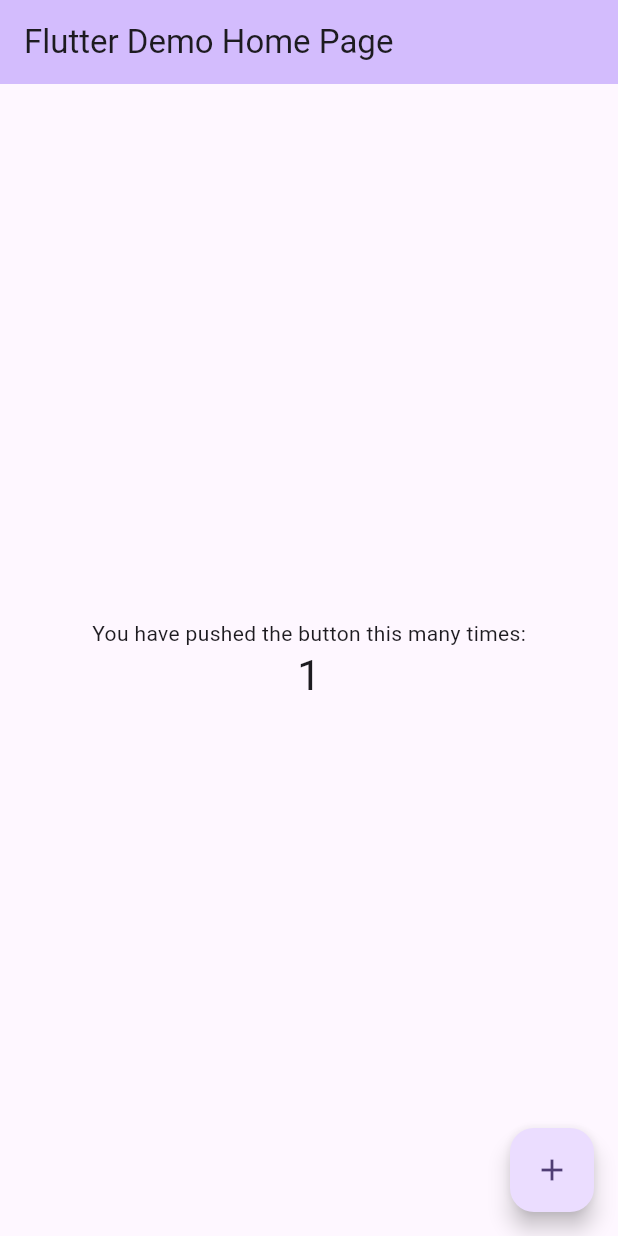
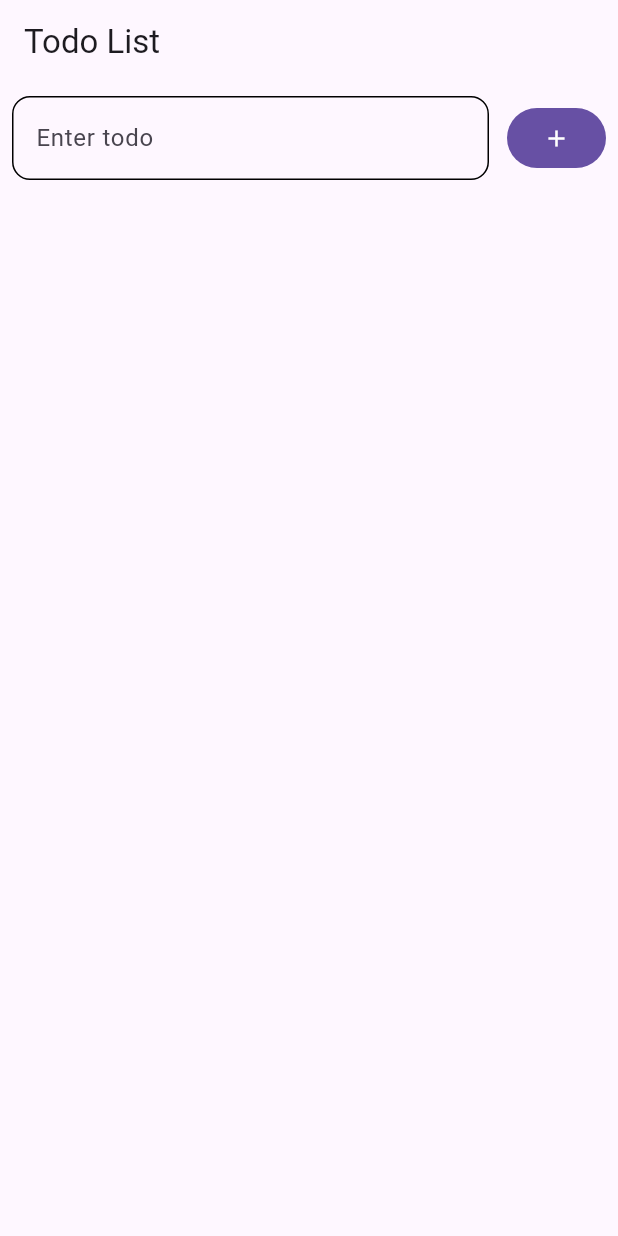
Before and after one commit to parthiv0408/flutter-provider, a Flutter app: the screen it shows after launch, after a tap on the "add" icon, on a phone screen of 412 x 824 dp. Run offline on Flutter 3.47's test engine with Material 3 defaults, Android fonts, the phone set to English and light mode, and no system bars.

Commit message:
Add Todo App

```diff
--- a/analysis_options.yaml
+++ b/analysis_options.yaml
@@ -21,6 +21,18 @@ linter:
   # `// ignore_for_file: name_of_lint` syntax on the line or in the file
   # producing the lint.
   rules:
+    prefer_const_constructors: false
+    prefer_const_declarations: false
+    prefer_const_constructors_in_immutables: false
+    prefer_const_literals_to_create_immutables: false
+    prefer_interpolation_to_compose_strings: true
+    unnecessary_string_interpolations: false
+    unnecessary_brace_in_string_interps: false
+    library_private_types_in_public_api: false
+    always_use_package_imports: true
+    empty_catches: false
+    use_build_context_synchronously: false
+    use_key_in_widget_constructors: false
     # avoid_print: false  # Uncomment to disable the `avoid_print` rule
     # prefer_single_quotes: true  # Uncomment to enable the `prefer_single_quotes` rule
 
--- a/lib/main.dart
+++ b/lib/main.dart
@@ -1,125 +1,22 @@
 import 'package:flutter/material.dart';
+import 'package:flutter_provider/todo/home_screen.dart';
+import 'package:flutter_provider/todo/todo_provider.dart';
+import 'package:provider/provider.dart';
 
 void main() {
-  runApp(const MyApp());
+  runApp(
+    ChangeNotifierProvider(
+      create: (context) => TodoProvider(),
+      child: MyApp(),
+    ),
+  );
 }
 
 class MyApp extends StatelessWidget {
-  const MyApp({super.key});
-
-  // This widget is the root of your application.
   @override
   Widget build(BuildContext context) {
     return MaterialApp(
-      title: 'Flutter Demo',
-      theme: ThemeData(
-        // This is the theme of your application.
-        //
-        // TRY THIS: Try running your application with "flutter run". You'll see
-        // the application has a purple toolbar. Then, without quitting the app,
-        // try changing the seedColor in the colorScheme below to Colors.green
-        // and then invoke "hot reload" (save your changes or press the "hot
-        // reload" button in a Flutter-supported IDE, or press "r" if you used
-        // the command line to start the app).
-        //
-        // Notice that the counter didn't reset back to zero; the application
-        // state is not lost during the reload. To reset the state, use hot
-        // restart instead.
-        //
-        // This works for code too, not just values: Most code changes can be
-        // tested with just a hot reload.
-        colorScheme: ColorScheme.fromSeed(seedColor: Colors.deepPurple),
-        useMaterial3: true,
-      ),
-      home: const MyHomePage(title: 'Flutter Demo Home Page'),
+      home: HomeScreen(),
     );
   }
 }
-
-class MyHomePage extends StatefulWidget {
-  const MyHomePage({super.key, required this.title});
-
-  // This widget is the home page of your application. It is stateful, meaning
-  // that it has a State object (defined below) that contains fields that affect
-  // how it looks.
-
-  // This class is the configuration for the state. It holds the values (in this
-  // case the title) provided by the parent (in this case the App widget) and
-  // used by the build method of the State. Fields in a Widget subclass are
-  // always marked "final".
-
-  final String title;
-
-  @override
-  State<MyHomePage> createState() => _MyHomePageState();
-}
-
-class _MyHomePageState extends State<MyHomePage> {
-  int _counter = 0;
-
-  void _incrementCounter() {
-    setState(() {
-      // This call to setState tells the Flutter framework that something has
-      // changed in this State, which causes it to rerun the build method below
-      // so that the display can reflect the updated values. If we changed
-      // _counter without calling setState(), then the build method would not be
-      // called again, and so nothing would appear to happen.
-      _counter++;
-    });
-  }
-
-  @override
-  Widget build(BuildContext context) {
-    // This method is rerun every time setState is called, for instance as done
-    // by the _incrementCounter method above.
-    //
-    // The Flutter framework has been optimized to make rerunning build methods
-    // fast, so that you can just rebuild anything that needs updating rather
-    // than having to individually change instances of widgets.
-    return Scaffold(
-      appBar: AppBar(
-        // TRY THIS: Try changing the color here to a specific color (to
-        // Colors.amber, perhaps?) and trigger a hot reload to see the AppBar
-        // change color while the other colors stay the same.
-        backgroundColor: Theme.of(context).colorScheme.inversePrimary,
-        // Here we take the value from the MyHomePage object that was created by
-        // the App.build method, and use it to set our appbar title.
-        title: Text(widget.title),
-      ),
-      body: Center(
-        // Center is a layout widget. It takes a single child and positions it
-        // in the middle of the parent.
-        child: Column(
-          // Column is also a layout widget. It takes a list of children and
-          // arranges them vertically. By default, it sizes itself to fit its
-          // children horizontally, and tries to be as tall as its parent.
-          //
-          // Column has various properties to control how it sizes itself and
-          // how it positions its children. Here we use mainAxisAlignment to
-          // center the children vertically; the main axis here is the vertical
-          // axis because Columns are vertical (the cross axis would be
-          // horizontal).
-          //
-          // TRY THIS: Invoke "debug painting" (choose the "Toggle Debug Paint"
-          // action in the IDE, or press "p" in the console), to see the
-          // wireframe for each widget.
-          mainAxisAlignment: MainAxisAlignment.center,
-          children: <Widget>[
-            const Text(
-              'You have pushed the button this many times:',
-            ),
-            Text(
-              '$_counter',
-              style: Theme.of(context).textTheme.headlineMedium,
-            ),
-          ],
-        ),
-      ),
-      floatingActionButton: FloatingActionButton(
-        onPressed: _incrementCounter,
-        tooltip: 'Increment',
-        child: const Icon(Icons.add),
-      ), // This trailing comma makes auto-formatting nicer for build methods.
-    );
-  }
-}
--- /dev/null
+++ b/lib/todo/home_screen.dart
@@ -0,0 +1,89 @@
+import 'package:flutter/material.dart';
+import 'package:flutter_provider/todo/model/todo_model.dart';
+import 'package:provider/provider.dart';
+import 'todo_provider.dart';
+
+class HomeScreen extends StatefulWidget {
+  const HomeScreen({super.key});
+
+  @override
+  State<HomeScreen> createState() => _HomeScreenState();
+}
+
+class _HomeScreenState extends State<HomeScreen> {
+  final TextEditingController controller = TextEditingController();
+  OutlineInputBorder outlineInputBorder =
+      OutlineInputBorder(borderRadius: BorderRadius.all(Radius.circular(12)));
+
+  @override
+  Widget build(BuildContext context) {
+    return Scaffold(
+      appBar: AppBar(
+        title: Text('Todo List'),
+      ),
+      body: Column(
+        children: [
+          Padding(
+            padding: EdgeInsets.all(8.0),
+            child: Row(
+              children: [
+                Expanded(
+                  child: TextField(
+                    controller: controller,
+                    decoration: InputDecoration(
+                        labelText: 'Enter todo',
+                        border: outlineInputBorder,
+                        disabledBorder: outlineInputBorder,
+                        enabledBorder: outlineInputBorder),
+                  ),
+                ),
+                SizedBox(width: 12),
+                FilledButton(
+                  child: Icon(Icons.add),
+                  onPressed: () {
+                    if (controller.text.isNotEmpty) {
+                      Provider.of<TodoProvider>(context, listen: false)
+                          .addTodo(Todo(title: controller.text));
+                      controller.clear();
+                    }
+                  },
+                ),
+              ],
+            ),
+          ),
+          Expanded(
+            child: Consumer<TodoProvider>(
+              builder: (context, todoProvider, child) {
+                return ListView.builder(
+                  shrinkWrap: true,
+                  itemCount: todoProvider.todos.length,
+                  itemBuilder: (context, index) {
+                    final todo = todoProvider.todos[index];
+                    return ListTile(
+                      title: Text(
+                        todo.title,
+                        style: TextStyle(
+                            decoration: todo.isCompleted
+                                ? TextDecoration.lineThrough
+                                : TextDecoration.none),
+                      ),
+                      trailing: Checkbox(
+                        value: todo.isCompleted,
+                        onChanged: (value) {
+                          todoProvider.toggleTodoStatus(index);
+                        },
+                      ),
+                      onLongPress: () {
+                        todoProvider.removeTodo(index);
+                      },
+                    );
+                  },
+                );
+              },
+            ),
+          ),
+        ],
+      ),
+    );
+  }
+}
--- /dev/null
+++ b/lib/todo/model/todo_model.dart
@@ -0,0 +1,9 @@
+class Todo {
+  String title;
+  bool isCompleted;
+
+  Todo({
+    required this.title,
+    this.isCompleted = false,
+  });
+}
--- /dev/null
+++ b/lib/todo/todo_provider.dart
@@ -0,0 +1,23 @@
+import 'package:flutter/material.dart';
+import 'package:flutter_provider/todo/model/todo_model.dart';
+
+class TodoProvider with ChangeNotifier {
+  final List<Todo> _todos = [];
+
+  List<Todo> get todos => _todos;
+
+  void addTodo(Todo todo) {
+    _todos.add(todo);
+    notifyListeners();
+  }
+
+  void toggleTodoStatus(int index) {
+    _todos[index].isCompleted = !_todos[index].isCompleted;
+    notifyListeners();
+  }
+
+  void removeTodo(int index) {
+    _todos.removeAt(index);
+    notifyListeners();
+  }
+}
--- a/pubspec.yaml
+++ b/pubspec.yaml
@@ -35,6 +35,7 @@ dependencies:
   # The following adds the Cupertino Icons font to your application.
   # Use with the CupertinoIcons class for iOS style icons.
   cupertino_icons: ^1.0.6
+  provider: ^6.1.2
 
 dev_dependencies:
   flutter_test:
```
Also changed, not shown: pubspec.lock, 1 other file.
